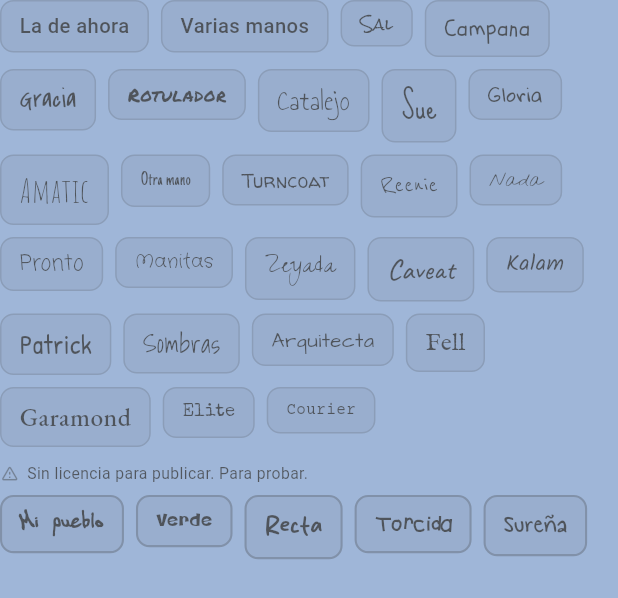
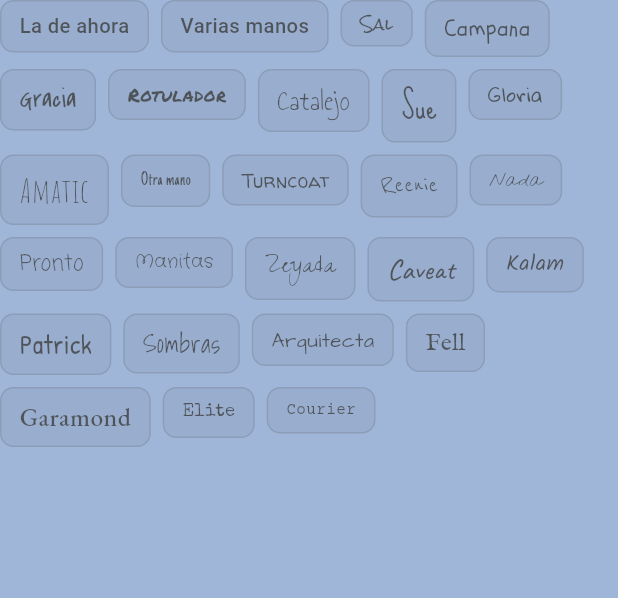
Before and after one commit to BrunoGoat/the-wall, a Flutter app: the _Fonts widget shown alone on an empty page, opened directly with empty values, on a phone screen of 412 x 824 dp. Shown: the top 598 px of the screen. Run offline on Flutter 3.47's test engine with Material 3 defaults, Android fonts, the phone set to English and light mode, and no system bars; our stand-ins replace audioplayers, shared_preferences; accounts and stored records are empty.

Commit message:
Sacar de la app las cinco letras sin licencia
Mi pueblo, Verde, Recta, Torcida y Sureña estaban para comparar y se
quedaron: viajaban dentro de cada APK sin permiso para hacerlo. Se van
los archivos, las entradas del pubspec, el campo `libre` que existía sólo
para apartarlas y el aviso de ajustes que ya no avisa de nada.

Quien tuviera una de ellas elegida tiene su nombre escrito en el disco,
así que al leer las preferencias un nombre que ya no existe vuelve a la
letra de siempre en vez de caer en la del sistema.

Co-Authored-By: Claude Opus 5 <noreply@anthropic.com>
Claude-Session: https://claude.ai/code/session_01Fa4yrMpud9wiHg23Qe75CA

```diff
--- a/lib/model/appearance.dart
+++ b/lib/model/appearance.dart
@@ -3,6 +3,8 @@ import 'dart:math' as math;
 
 import 'package:flutter/foundation.dart';
 import 'package:shared_preferences/shared_preferences.dart';
+
+import '../ui/note_font.dart';
 
 /// The handful of things about the app that are a preference rather than a
 /// record of what you did.
@@ -253,10 +255,18 @@ class Appearance extends ChangeNotifier {
           } else {
             _musicVolume = v.clamp(0.0, 1.0);
           }
+        // Una letra guardada puede ya no existir: las cinco de prueba se
+        // fueron de la app por no tener licencia, y quien las hubiera elegido
+        // tiene su nombre escrito en el disco. Si no está, vale la de siempre
+        // y no la del sistema.
         case 'noteFont':
-          _noteFont = value;
+          _noteFont = NoteFont.porNombre(value) == null
+              ? defaultNoteFont
+              : value;
         case 'villageFont':
-          _villageFont = value;
+          _villageFont = NoteFont.porNombre(value) == null
+              ? defaultVillageFont
+              : value;
         case 'villageScale':
           _villageScale = (double.tryParse(value) ?? defaultVillageScale).clamp(
             minScale,
--- a/lib/ui/note_font.dart
+++ b/lib/ui/note_font.dart
@@ -14,17 +14,10 @@
 ///
 /// ## Licencias
 ///
-/// Todas las libres llevan licencia abierta de fuentes o Apache, y se pueden
-/// publicar. **Las cinco de prueba no**, y por eso están apartadas: son para
-/// comparar, no para quedarse.
-///
-/// | Letra     | Autor          | Qué dice su licencia                  |
-/// |-----------|----------------|---------------------------------------|
-/// | Mi pueblo | —              | No trae ninguna. Se desconoce.        |
-/// | Verde     | SKYTROOPAS     | No trae ninguna. Se desconoce.        |
-/// | Recta     | MJType         | Sólo uso personal. Comercial se paga. |
-/// | Torcida   | Khrys Bosland  | No trae ninguna. Se desconoce.        |
-/// | Sureña    | Kimberly Gesw. | Personal libre; comercial, 5 dólares. |
+/// Todas llevan licencia abierta de fuentes o Apache, así que todas se pueden
+/// publicar. Aquí no entra ninguna que no se pueda: hubo cinco de prueba —Mi
+/// pueblo, Verde, Recta, Torcida y Sureña— que sin licencia clara viajaban
+/// dentro de cada APK, y por eso se fueron del repositorio enteras.
 library;
 
 import '../core/rng.dart';
@@ -110,14 +103,7 @@ enum NoteFont {
 
   // ------------------------------------------------- de máquina de escribir
   elite('SpecialElite', 'SpecialElite.ttf', 'Elite', 0.91),
-  courier('CourierPrime', 'CourierPrime.ttf', 'Courier', 0.79),
-
-  // ------------------------------------------- de prueba, sin licencia clara
-  miPueblo('MyTown', 'MyTown.otf', 'Mi pueblo', 1.14, libre: false),
-  verde('GreenTown', 'GreenTown.ttf', 'Verde', 0.91, libre: false),
-  recta('StraightTown', 'StraightTown.otf', 'Recta', 1.36, libre: false),
-  torcida('KBCrazyTown', 'KBCrazyTown.ttf', 'Torcida', 1.14, libre: false),
-  surena('KGSouthernGirl', 'KGSouthernGirl.ttf', 'Sureña', 1.25, libre: false);
+  courier('CourierPrime', 'CourierPrime.ttf', 'Courier', 0.79);
 
   const NoteFont(
     this.family,
@@ -125,7 +111,6 @@ enum NoteFont {
     this.label,
     this.scale, {
     this.mano = false,
-    this.libre = true,
   });
 
   /// Null quiere decir la del sistema, o que hay que repartir manos.
@@ -149,13 +134,10 @@ enum NoteFont {
   /// Si vale como mano de vecino para [varias].
   final bool mano;
 
-  /// Si se puede publicar. Las de prueba no. Ver la tabla de arriba.
-  final bool libre;
-
-  /// Las manos que se reparten, sin las que no se pueden publicar.
+  /// Las manos que se reparten entre los papeles.
   static List<NoteFont> get manos => [
     for (final f in values)
-      if (f.mano && f.libre) f,
+      if (f.mano) f,
   ];
 
   /// Qué mano le toca a esta nota.
--- a/lib/ui/settings_sheet.dart
+++ b/lib/ui/settings_sheet.dart
@@ -565,30 +565,7 @@ class _Fonts extends StatelessWidget {
     final t = theme;
     return Column(
       crossAxisAlignment: CrossAxisAlignment.start,
-      children: [
-        _fila(t, [
-          for (final f in NoteFont.values)
-            if (f.libre) f,
-        ]),
-        const SizedBox(height: 10),
-        Row(
-          children: [
-            Icon(Icons.warning_amber_rounded, size: 13, color: t.fgFaint),
-            const SizedBox(width: 5),
-            Expanded(
-              child: Text(
-                'Sin licencia para publicar. Para probar.',
-                style: t.bodySoft.copyWith(fontSize: 10.5),
-              ),
-            ),
-          ],
-        ),
-        const SizedBox(height: 7),
-        _fila(t, [
-          for (final f in NoteFont.values)
-            if (!f.libre) f,
-        ]),
-      ],
+      children: [_fila(t, NoteFont.values)],
     );
   }
 
@@ -612,8 +589,7 @@ class _Fonts extends StatelessWidget {
               border: Border.all(
                 color: f.name == value
                     ? t.accent.withValues(alpha: 0.7)
-                    : t.fg.withValues(alpha: f.libre ? 0.12 : 0.2),
-                width: f.libre ? 1 : 1.4,
+                    : t.fg.withValues(alpha: 0.12),
               ),
             ),
             child: Text(
```
Also changed, not shown: pubspec.yaml (+0 -18 lines), assets/fonts/GreenTown.ttf (deleted), assets/fonts/KBCrazyTown.ttf (deleted), assets/fonts/KGSouthernGirl.ttf (deleted), assets/fonts/MyTown.otf (deleted), assets/fonts/StraightTown.otf (deleted), 1 other file.
